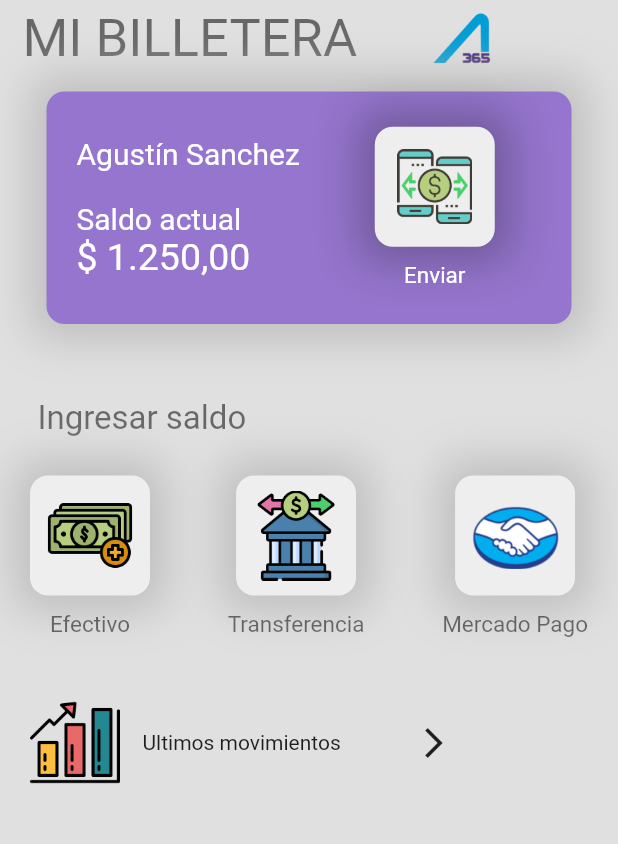
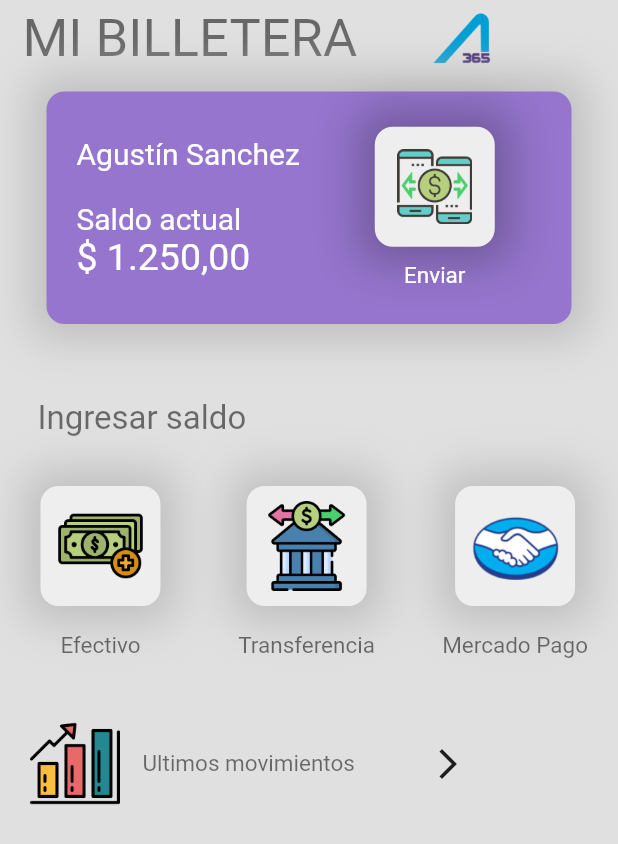
Before and after one commit to aguchi94/Autoshop-365, a Flutter app: the WalletPage screen opened by its route, on a phone screen of 412 x 824 dp. Shown: the top 844 px of the screen. Run offline on Flutter 3.47's test engine with Material 2 defaults, Android fonts, the light colour scheme and no system bars; our stand-ins replace animate_do, google_fonts, permission_handler; missing offline and left inert: ai_barcode, dart:ffi; Roboto replaces fonts that are missing (Coda).

Commit message:
Updates 12/09

```diff
--- a/lib/src/pages/wallet.dart
+++ b/lib/src/pages/wallet.dart
@@ -99,7 +99,6 @@ class _WalletPageState extends State<WalletPage> {
                           'Enviar',
                           style: GoogleFonts.coda(
                             fontSize: 15,
-                            //fontWeight: FontWeight.bold,
                             color: Colors.white,
                           ),
                         ),
@@ -156,12 +155,20 @@ class _WalletPageState extends State<WalletPage> {
                 children: [
                   Container(
                     height: 60,
-                    child: Image.asset('assets/movimientos.png'),
+                    child: Image.asset(
+                      'assets/movimientos.png',
+                    ),
                   ),
                   SizedBox(
                     width: 15,
                   ),
-                  Text('Ultimos movimientos'),
+                  Text(
+                    'Ultimos movimientos',
+                    style: GoogleFonts.coda(
+                      fontSize: 15,
+                      color: Colors.black54,
+                    ),
+                  ),
                   SizedBox(
                     width: 50,
                   ),
--- a/lib/src/routes/routes.dart
+++ b/lib/src/routes/routes.dart
@@ -6,6 +6,7 @@ import 'package:aguchi_prueba1/src/pages/scanner_page.dart';
 import 'package:aguchi_prueba1/src/pages/shopping_cart.dart';
 import 'package:aguchi_prueba1/src/pages/user_page.dart';
 import 'package:aguchi_prueba1/src/pages/wallet.dart';
+import 'package:aguchi_prueba1/src/widgets/load_screen.dart';
 import 'package:flutter/material.dart';
 import 'package:aguchi_prueba1/src/pages/home.dart';
 import 'package:aguchi_prueba1/src/pages/login.dart';
--- a/lib/src/widgets/my_button.dart
+++ b/lib/src/widgets/my_button.dart
@@ -1,3 +1,4 @@
+import 'package:aguchi_prueba1/src/widgets/shadow_buttons.dart';
 import 'package:flutter/material.dart';
 import 'package:google_fonts/google_fonts.dart';
 
@@ -15,23 +16,15 @@ class MyButton extends StatelessWidget {
   Widget build(BuildContext context) {
     return Column(
       children: [
-        Container(
+        ShadowButonn(
           height: 80,
           width: 80,
-          padding: EdgeInsets.all(10),
-          decoration: BoxDecoration(
-            color: Colors.grey[200],
-            borderRadius: BorderRadius.circular(12),
-            boxShadow: [
-              BoxShadow(
-                color: Colors.grey.shade400,
-                blurRadius: 25,
-                spreadRadius: 10,
-              ),
-            ],
-          ),
+          color: Colors.grey[200],
           child: Center(
-            child: Image.asset(iconImage),
+            child: Padding(
+              padding: const EdgeInsets.all(10.0),
+              child: Image.asset(iconImage),
+            ),
           ),
         ),
         SizedBox(height: 10),
@@ -39,7 +32,6 @@ class MyButton extends StatelessWidget {
           buttonText,
           style: GoogleFonts.coda(
             fontSize: 15,
-            //fontWeight: FontWeight.bold,
             color: Colors.black54,
           ),
         ),
--- /dev/null
+++ b/lib/src/widgets/shadow_buttons.dart
@@ -0,0 +1,36 @@
+import 'package:flutter/material.dart';
+
+class ShadowButonn extends StatelessWidget {
+  final double width;
+  final double height;
+  final color;
+  final Widget child;
+  const ShadowButonn({
+    Key? key,
+    required this.width,
+    required this.height,
+    required this.color,
+    required this.child,
+  }) : super(key: key);
+
+  @override
+  Widget build(BuildContext context) {
+    return Container(
+      width: width,
+      height: height,
+      margin: const EdgeInsets.all(7),
+      decoration: BoxDecoration(
+        color: color,
+        borderRadius: BorderRadius.circular(12),
+        boxShadow: [
+          BoxShadow(
+            color: Colors.grey.shade400,
+            blurRadius: 25,
+            spreadRadius: 10,
+          ),
+        ],
+      ),
+      child: child,
+    );
+  }
+}
--- a/pubspec.yaml
+++ b/pubspec.yaml
@@ -34,6 +34,7 @@ dependencies:
   # The following adds the Cupertino Icons font to your application.
   # Use with the CupertinoIcons class for iOS style icons.
   cupertino_icons: ^1.0.2
+  animate_do: ^2.1.0
   provider: ^6.0.3
   google_fonts:
 
```
Also changed, not shown: lib/src/pages/home.dart (+57 -25 lines), lib/src/pages/new_login.dart (+53 -1 lines), lib/src/pages/user_page.dart (+55 -15 lines), lib/src/widgets/customButton.dart (+11 -14 lines), lib/src/widgets/helpButton.dart (+21 -30 lines), lib/src/widgets/infoButtonLarge.dart (+11 -13 lines), lib/src/widgets/load_screen.dart (added, +79 -0 lines), lib/src/widgets/userButton.dart (+28 -25 lines), assets/ayuda.png (added), pubspec.lock.
